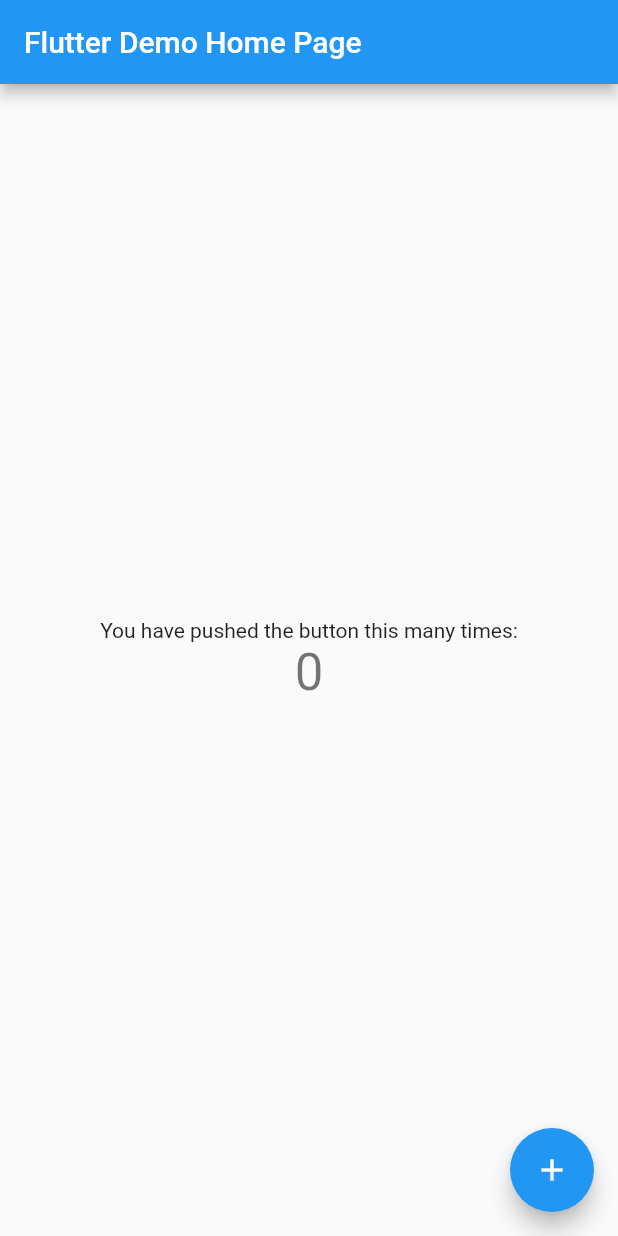
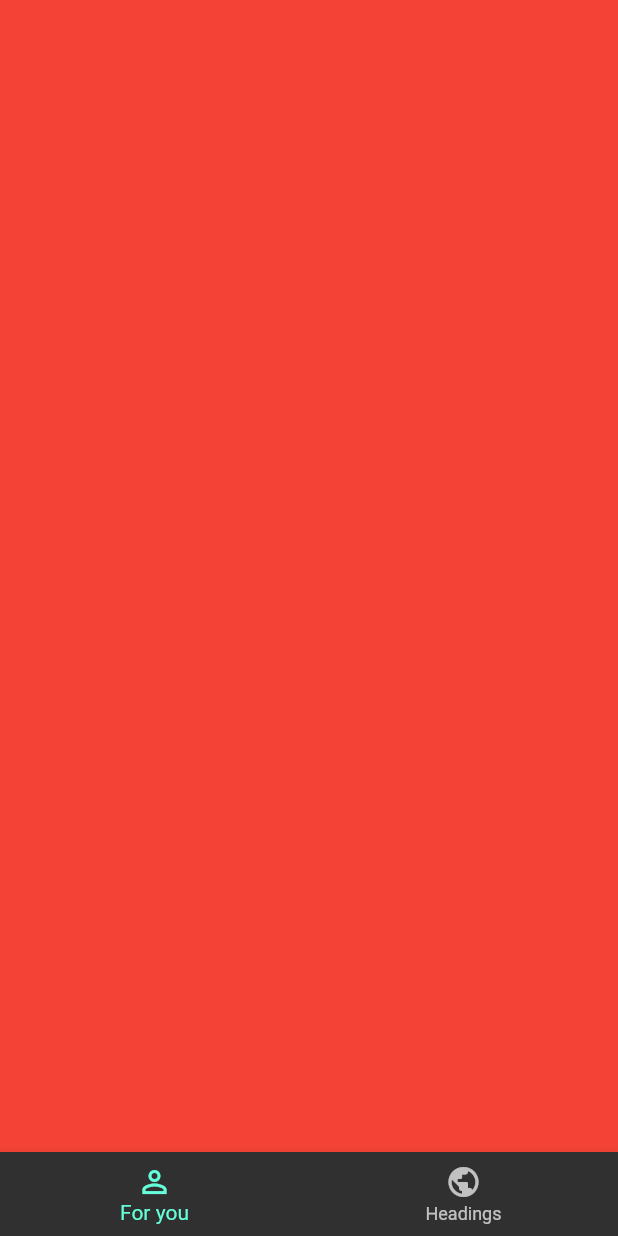
Before and after one commit to GitRockie/getx-app, a Flutter app: the screen it shows after launch, on a phone screen of 412 x 824 dp. Run offline on Flutter 3.47's test engine with Material 2 defaults, Android fonts, the phone set to English and light mode, and no system bars.

Commit message:
Tabs create
GetX in contriller

```diff
--- /dev/null
+++ b/lib/controller/bottom_navigation_controller.dart
@@ -0,0 +1 @@
+class BottomNavigationController {}
--- a/lib/main.dart
+++ b/lib/main.dart
@@ -1,4 +1,6 @@
 import 'package:flutter/material.dart';
+import 'package:getx_app/pages/tabs_page.dart';
+import 'package:getx_app/theme/theme.dart';
 
 void main() {
   runApp(const MyApp());
@@ -11,20 +13,10 @@ class MyApp extends StatelessWidget {
   @override
   Widget build(BuildContext context) {
     return MaterialApp(
+      debugShowCheckedModeBanner: false,
       title: 'Flutter Demo',
-      theme: ThemeData(
-        // This is the theme of your application.
-        //
-        // Try running your application with "flutter run". You'll see the
-        // application has a blue toolbar. Then, without quitting the app, try
-        // changing the primarySwatch below to Colors.green and then invoke
-        // "hot reload" (press "r" in the console where you ran "flutter run",
-        // or simply save your changes to "hot reload" in a Flutter IDE).
-        // Notice that the counter didn't reset back to zero; the application
-        // is not restarted.
-        primarySwatch: Colors.blue,
-      ),
-      home: const MyHomePage(title: 'Flutter Demo Home Page'),
+      theme: myTheme,
+      home: const TabsPage(),
     );
   }
 }
--- /dev/null
+++ b/lib/pages/tabs_page.dart
@@ -0,0 +1,55 @@
+import 'package:flutter/material.dart';
+
+class TabsPage extends StatelessWidget {
+  const TabsPage({super.key});
+
+  @override
+  Widget build(BuildContext context) {
+    return const Scaffold(
+      body: _Pages(),
+      bottomNavigationBar: _Navigation(),
+    );
+  }
+}
+
+class _Navigation extends StatelessWidget {
+  const _Navigation({
+    Key? key,
+  }) : super(key: key);
+
+  @override
+  Widget build(BuildContext context) {
+    return BottomNavigationBar(currentIndex: 0, items: const [
+      BottomNavigationBarItem(
+        label: 'For you',
+        icon: Icon(Icons.person_outline),
+      ),
+      BottomNavigationBarItem(
+        label: 'Headings',
+        icon: Icon(Icons.public),
+      ),
+    ]);
+  }
+}
+
+class _Pages extends StatelessWidget {
+  const _Pages({
+    Key? key,
+  }) : super(key: key);
+
+  @override
+  Widget build(BuildContext context) {
+    return PageView(
+      //physics: const BouncingScrollPhysics(),
+      physics: const NeverScrollableScrollPhysics(),
+      children: <Widget>[
+        Container(
+          color: Colors.red,
+        ),
+        Container(
+          color: Colors.teal,
+        )
+      ],
+    );
+  }
+}
--- /dev/null
+++ b/lib/theme/theme.dart
@@ -0,0 +1,5 @@
+import 'package:flutter/material.dart';
+
+final myTheme = ThemeData.dark().copyWith(
+  backgroundColor: Colors.red,
+);
--- a/pubspec.yaml
+++ b/pubspec.yaml
@@ -31,6 +31,7 @@ environment:
 dependencies:
   flutter:
     sdk: flutter
+    get: ^4.6.5
 
 
   # The following adds the Cupertino Icons font to your application.
```
Also changed, not shown: lib/pages/tab1_page.dart (added), lib/pages/tab2_page.dart (added).
